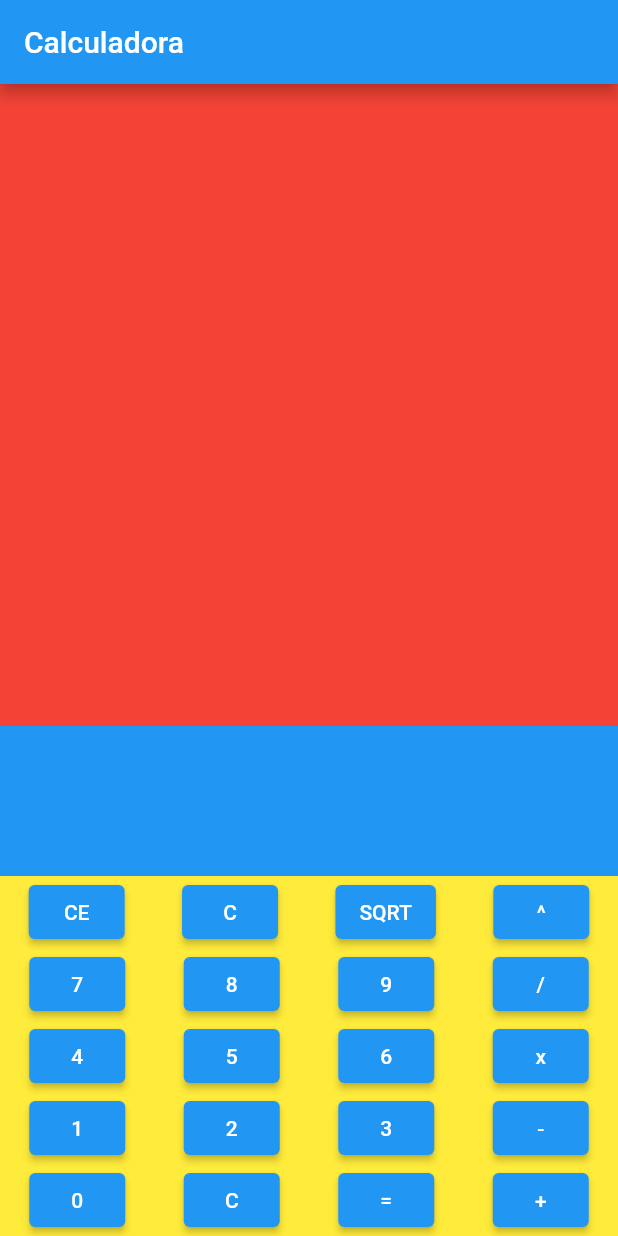
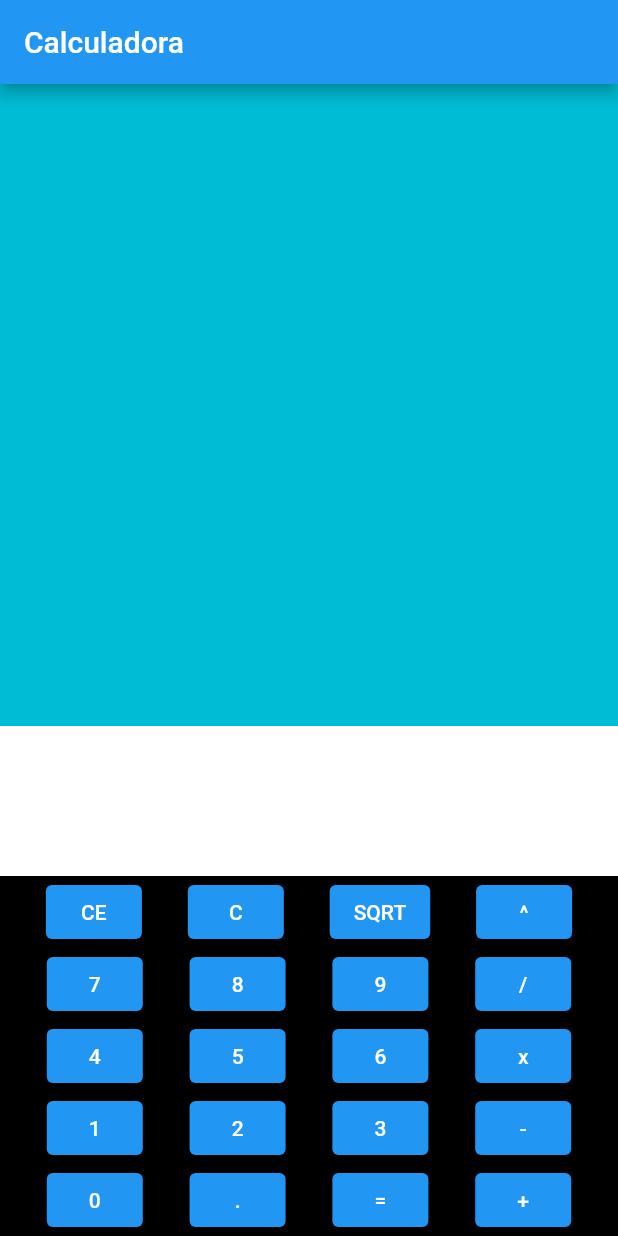
Before and after one commit to rfonseca7/taller1s2, a Flutter app: the screen it shows after launch, on a phone screen of 412 x 824 dp. Run offline on Flutter 3.47's test engine with Material 2 defaults, Android fonts, the phone set to English and light mode, and no system bars.

Commit message:
operaciones

```diff
--- a/lib/page/home-page.dart
+++ b/lib/page/home-page.dart
@@ -7,6 +7,7 @@ class HomePage extends StatefulWidget {
 
 class _HomePageState extends State<HomePage> {
   String operaciones = "";
+  String resultadoOperaciones = "";
 
   @override
   Widget build(BuildContext context) {
@@ -23,11 +24,16 @@ class _HomePageState extends State<HomePage> {
       children: [
         Expanded(
           child: Container(
-            color: Colors.red,
+            color: Colors.cyan,
+            child: Row(
+              children: [
+                Text(resultadoOperaciones),
+              ],
+            ),
           ),
         ),
         Container(
-          color: Colors.blue,
+          color: Colors.white,
           height: 100,
           child: Row(
             children: [
@@ -36,47 +42,131 @@ class _HomePageState extends State<HomePage> {
           ),
         ),
         Container(
-          color: Colors.yellow,
+          color: Colors.black,
           child: Column(
             children: [
               Row(
-                mainAxisAlignment: MainAxisAlignment.spaceAround,
+                mainAxisAlignment: MainAxisAlignment.spaceEvenly,
                 children: [
-                  ElevatedButton(onPressed: () {}, child: Text("CE")),
-                  ElevatedButton(onPressed: () {}, child: Text("C")),
+                  ElevatedButton(
+                      onPressed: () {
+                        setState(() {
+                          operaciones = "";
+                        });
+                      },
+                      child: Text("CE")),
+                  ElevatedButton(
+                      onPressed: () {
+                        setState(() {
+                          operaciones = "";
+                        });
+                      },
+                      child: Text("C")),
                   ElevatedButton(onPressed: () {}, child: Text("SQRT")),
                   ElevatedButton(onPressed: () {}, child: Text("^"))
                 ],
               ),
               Row(
-                mainAxisAlignment: MainAxisAlignment.spaceAround,
+                mainAxisAlignment: MainAxisAlignment.spaceEvenly,
                 children: [
-                  ElevatedButton(onPressed: () {}, child: Text("7")),
-                  ElevatedButton(onPressed: () {}, child: Text("8")),
-                  ElevatedButton(onPressed: () {}, child: Text("9")),
-                  ElevatedButton(onPressed: () {}, child: Text("/"))
+                  ElevatedButton(
+                      onPressed: () {
+                        setState(() {
+                          operaciones += "7";
+                        });
+                      },
+                      child: Text("7")),
+                  ElevatedButton(
+                      onPressed: () {
+                        setState(() {
+                          operaciones += "8";
+                        });
+                      },
+                      child: Text("8")),
+                  ElevatedButton(
+                      onPressed: () {
+                        setState(() {
+                          operaciones += "9";
+                        });
+                      },
+                      child: Text("9")),
+                  ElevatedButton(
+                      onPressed: () {
+                        setState(() {
+                          operaciones += " / ";
+                        });
+                      },
+                      child: Text("/"))
                 ],
               ),
               Row(
-                mainAxisAlignment: MainAxisAlignment.spaceAround,
+                mainAxisAlignment: MainAxisAlignment.spaceEvenly,
                 children: [
-                  ElevatedButton(onPressed: () {}, child: Text("4")),
-                  ElevatedButton(onPressed: () {}, child: Text("5")),
-                  ElevatedButton(onPressed: () {}, child: Text("6")),
-                  ElevatedButton(onPressed: () {}, child: Text("x"))
+                  ElevatedButton(
+                      onPressed: () {
+                        setState(() {
+                          operaciones += "4";
+                        });
+                      },
+                      child: Text("4")),
+                  ElevatedButton(
+                      onPressed: () {
+                        setState(() {
+                          operaciones += "5";
+                        });
+                      },
+                      child: Text("5")),
+                  ElevatedButton(
+                      onPressed: () {
+                        setState(() {
+                          operaciones += "6";
+                        });
+                      },
+                      child: Text("6")),
+                  ElevatedButton(
+                      onPressed: () {
+                        setState(() {
+                          operaciones += " x ";
+                        });
+                      },
+                      child: Text("x"))
                 ],
               ),
               Row(
-                mainAxisAlignment: MainAxisAlignment.spaceAround,
+                mainAxisAlignment: MainAxisAlignment.spaceEvenly,
                 children: [
-                  ElevatedButton(onPressed: () {}, child: Text("1")),
-                  ElevatedButton(onPressed: () {}, child: Text("2")),
-                  ElevatedButton(onPressed: () {}, child: Text("3")),
-                  ElevatedButton(onPressed: () {}, child: Text("-"))
+                  ElevatedButton(
+                      onPressed: () {
+                        setState(() {
+                          operaciones += "1";
+                        });
+                      },
+                      child: Text("1")),
+                  ElevatedButton(
+                      onPressed: () {
+                        setState(() {
+                          operaciones += "2";
+                        });
+                      },
+                      child: Text("2")),
+                  ElevatedButton(
+                      onPressed: () {
+                        setState(() {
+                          operaciones += "3";
+                        });
+                      },
+                      child: Text("3")),
+                  ElevatedButton(
+                      onPressed: () {
+                        setState(() {
+                          operaciones += " - ";
+                        });
+                      },
+                      child: Text("-"))
                 ],
               ),
               Row(
-                mainAxisAlignment: MainAxisAlignment.spaceAround,
+                mainAxisAlignment: MainAxisAlignment.spaceEvenly,
                 children: [
                   ElevatedButton(
                       onPressed: () {
@@ -88,11 +178,12 @@ class _HomePageState extends State<HomePage> {
                   ElevatedButton(
                       onPressed: () {
                         setState(() {
-                          operaciones = ".";
+                          operaciones += ",";
                         });
                       },
-                      child: Text("C")),
-                  ElevatedButton(onPressed: () {}, child: Text("=")),
+                      child: Text(".")),
+                  ElevatedButton(
+                      onPressed: _calcularOperacion, child: Text("=")),
                   ElevatedButton(
                       onPressed: () {
                         setState(() {
@@ -108,4 +199,37 @@ class _HomePageState extends State<HomePage> {
       ],
     );
   }
+
+  void _calcularOperacion() {
+    var arreglo = operaciones.split(" ");
+
+    if (arreglo[1].trim() == "+") {
+      var resultado = double.parse(arreglo[0]) + double.parse(arreglo[2]);
+      setState(() {
+        resultadoOperaciones = "$resultado";
+      });
+    }
+
+    if (arreglo[1].trim() == "-") {
+      var resultado = double.parse(arreglo[0]) - double.parse(arreglo[2]);
+      setState(() {
+        resultadoOperaciones = "$resultado";
+      });
+    }
+
+    if (arreglo[1].trim() == "x") {
+      var resultado = double.parse(arreglo[0]) * double.parse(arreglo[2]);
+      setState(() {
+        resultadoOperaciones = "$resultado";
+      });
+    }
+
+    if (arreglo[1].trim() == "/") {
+      var resultado = double.parse(arreglo[0]) / double.parse(arreglo[2]);
+      setState(() {
+        resultadoOperaciones = "$resultado";
+      });
+    }
+    print(arreglo);
+  }
 }
```
